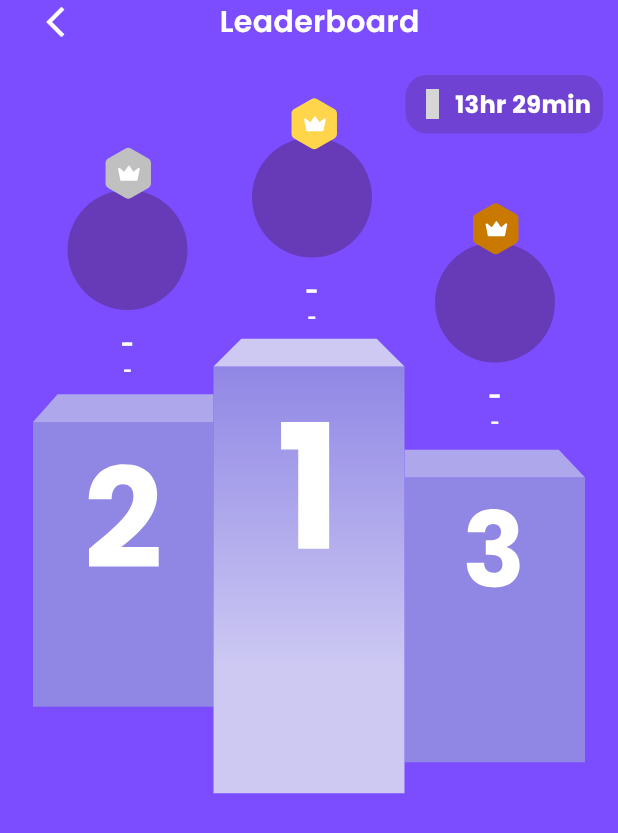
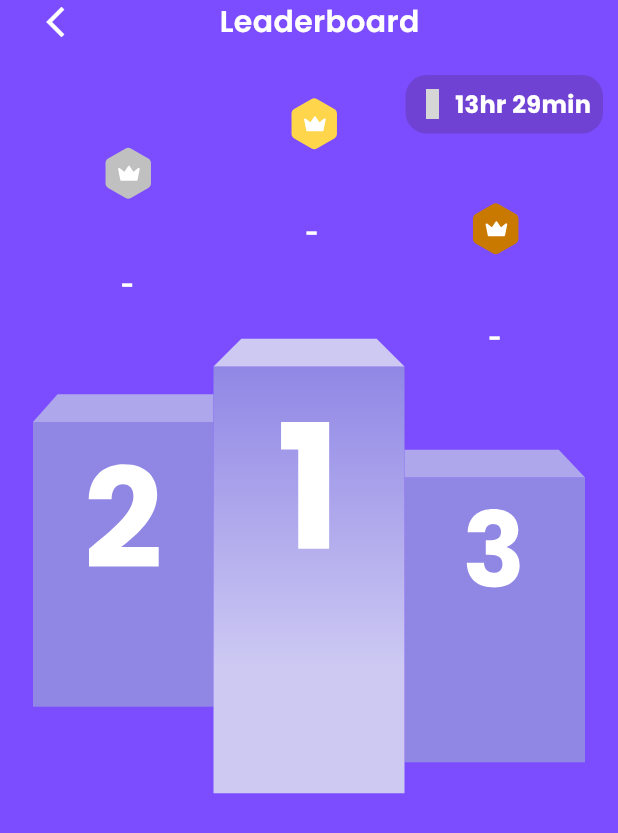
Before and after one commit to parutechie/Sudoku_Flutter_App, a Flutter app: the LeaderBoardPage screen opened directly, on a phone screen of 412 x 824 dp. Shown: the top 833 px of the screen. Run offline on Flutter 3.47's test engine with Material 3 defaults, Android fonts, the phone set to English and light mode, and no system bars; our stand-ins replace audioplayers, cloud_firestore, concentric_transition, device_info, firebase_auth, firebase_core and 9 more; missing offline and left inert: android_intent; accounts and stored records are empty; network calls fail; statements that could not run were skipped; grey boxes are pictures that could not be loaded.

Commit message:
small chnages

```diff
--- a/lib/Pages/leaderboard_page.dart
+++ b/lib/Pages/leaderboard_page.dart
@@ -171,6 +171,7 @@ class _LeaderBoardPageState extends State<LeaderBoardPage> {
             ),
 
             //2ns
+            //2ns
             Positioned(
               top: 115,
               left: 10,
@@ -181,7 +182,8 @@ class _LeaderBoardPageState extends State<LeaderBoardPage> {
                   color: Colors.transparent,
                   borderRadius: BorderRadius.circular(12),
                 ),
-                child: Column(
+                child: questResults.length >= 2
+                    ? Column(
                         mainAxisAlignment: MainAxisAlignment.spaceEvenly,
                         children: [
                           Container(
@@ -190,32 +192,25 @@ class _LeaderBoardPageState extends State<LeaderBoardPage> {
                             decoration: BoxDecoration(
                               color: Colors.deepPurple,
                               borderRadius: BorderRadius.circular(50),
-                        image: questResults.isNotEmpty &&
-                                questResults.length > 1
-                            ? DecorationImage(
+                              image: DecorationImage(
                                 image: NetworkImage(
                                     questResults[1]['profileImageUrl'] ?? ''),
                                 fit: BoxFit.cover,
-                              )
-                            : null,
+                              ),
                             ),
                           ),
                           Column(
                             children: [
                               Text(
-                          questResults.isNotEmpty && questResults.isNotEmpty
-                              ? questResults[1]['name'] ?? 'Unknown'
-                              : '-',
+                                questResults[1]['name'] ?? 'Unknown',
                                 style: const TextStyle(
                                   color: Colors.white,
                                   fontSize: 15,
                                 ),
                               ),
                               Text(
-                          questResults.isNotEmpty && questResults.isNotEmpty
                                 // ignore: prefer_interpolation_to_compose_strings
-                              ? '#' + questResults[1]['gameTag']
-                              : '-',
+                                '#' + (questResults[1]['gameTag'] ?? ''),
                                 style: const TextStyle(
                                   color: Colors.white,
                                   fontSize: 10,
@@ -224,9 +219,19 @@ class _LeaderBoardPageState extends State<LeaderBoardPage> {
                             ],
                           )
                         ],
+                      )
+                    : const Center(
+                        child: Text(
+                          '-',
+                          style: TextStyle(
+                            color: Colors.white,
+                            fontSize: 15,
                           ),
                         ),
                       ),
+              ),
+            ),
+
             Positioned(
               top: 98,
               left: 68,
@@ -249,7 +254,8 @@ class _LeaderBoardPageState extends State<LeaderBoardPage> {
                   color: Colors.transparent,
                   borderRadius: BorderRadius.circular(12),
                 ),
-                child: Column(
+                child: questResults.isNotEmpty
+                    ? Column(
                         mainAxisAlignment: MainAxisAlignment.spaceEvenly,
                         children: [
                           Container(
@@ -258,32 +264,25 @@ class _LeaderBoardPageState extends State<LeaderBoardPage> {
                             decoration: BoxDecoration(
                               color: Colors.deepPurple,
                               borderRadius: BorderRadius.circular(50),
-                        image: questResults.isNotEmpty &&
-                                questResults.length > 1
-                            ? DecorationImage(
+                              image: DecorationImage(
                                 image: NetworkImage(
                                     questResults[0]['profileImageUrl'] ?? ''),
                                 fit: BoxFit.cover,
-                              )
-                            : null,
+                              ),
                             ),
                           ),
                           Column(
                             children: [
                               Text(
-                          questResults.isNotEmpty && questResults.isNotEmpty
-                              ? questResults[0]['name'] ?? 'Unknown'
-                              : '-',
+                                questResults[0]['name'] ?? 'Unknown',
                                 style: const TextStyle(
                                   color: Colors.white,
                                   fontSize: 15,
                                 ),
                               ),
                               Text(
-                          questResults.isNotEmpty && questResults.isNotEmpty
                                 // ignore: prefer_interpolation_to_compose_strings
-                              ? '#' + questResults[0]['gameTag']
-                              : '-',
+                                '#' + (questResults[0]['gameTag'] ?? ''),
                                 style: const TextStyle(
                                   color: Colors.white,
                                   fontSize: 10,
@@ -292,9 +291,19 @@ class _LeaderBoardPageState extends State<LeaderBoardPage> {
                             ],
                           )
                         ],
+                      )
+                    : const Center(
+                        child: Text(
+                          '-',
+                          style: TextStyle(
+                            color: Colors.white,
+                            fontSize: 15,
                           ),
                         ),
                       ),
+              ),
+            ),
+
             Positioned(
               top: 65,
               left: 192,
@@ -317,7 +326,8 @@ class _LeaderBoardPageState extends State<LeaderBoardPage> {
                   color: Colors.transparent,
                   borderRadius: BorderRadius.circular(12),
                 ),
-                child: Column(
+                child: questResults.length >= 3
+                    ? Column(
                         mainAxisAlignment: MainAxisAlignment.spaceEvenly,
                         children: [
                           Container(
@@ -326,32 +336,25 @@ class _LeaderBoardPageState extends State<LeaderBoardPage> {
                             decoration: BoxDecoration(
                               color: Colors.deepPurple,
                               borderRadius: BorderRadius.circular(50),
-                        image: questResults.isNotEmpty &&
-                                questResults.length > 1
-                            ? DecorationImage(
+                              image: DecorationImage(
                                 image: NetworkImage(
                                     questResults[2]['profileImageUrl'] ?? ''),
                                 fit: BoxFit.cover,
-                              )
-                            : null,
+                              ),
                             ),
                           ),
                           Column(
                             children: [
                               Text(
-                          questResults.isNotEmpty && questResults.isNotEmpty
-                              ? questResults[2]['name'] ?? 'Unknown'
-                              : '-',
+                                questResults[2]['name'] ?? 'Unknown',
                                 style: const TextStyle(
                                   color: Colors.white,
                                   fontSize: 15,
                                 ),
                               ),
                               Text(
-                          questResults.isNotEmpty && questResults.isNotEmpty
                                 // ignore: prefer_interpolation_to_compose_strings
-                              ? '#' + questResults[2]['gameTag']
-                              : '-',
+                                '#' + (questResults[2]['gameTag'] ?? ''),
                                 style: const TextStyle(
                                   color: Colors.white,
                                   fontSize: 10,
@@ -360,6 +363,15 @@ class _LeaderBoardPageState extends State<LeaderBoardPage> {
                             ],
                           )
                         ],
+                      )
+                    : const Center(
+                        child: Text(
+                          '-',
+                          style: TextStyle(
+                            color: Colors.white,
+                            fontSize: 15,
+                          ),
+                        ),
                       ),
               ),
             ),
```
Lines whose indentation alone changed are shown as unchanged.
